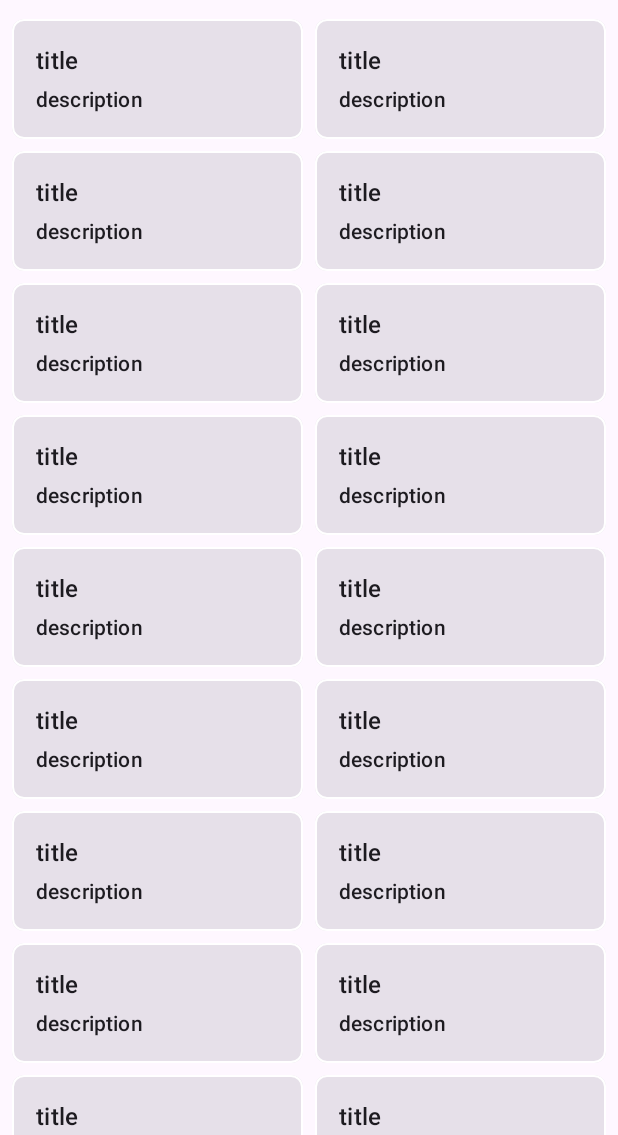
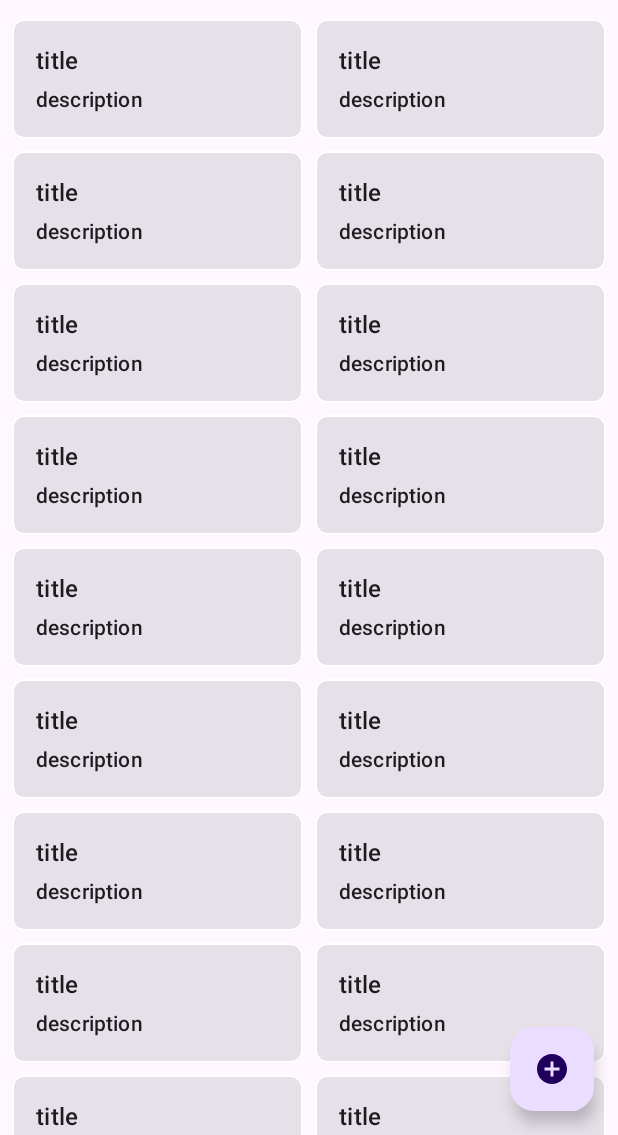
Before and after one commit to SuellenAc/SimpleNotesApp, an Android app built with Jetpack Compose: the screen it shows after launch (MainActivity), on a phone screen of 412 x 824 dp, the part 101-1236 px from its top. Run offline under Robolectric (Android 15) with nearby library versions, the phone set to English and light mode, and no system bars; our stand-ins replace Dagger/Hilt's generated code.

Commit message:
Added floating action button to noteListScreen

```diff
--- a/app/src/main/java/com/suellen/colangelo/notes/presentation/notelist/NoteListScreen.kt
+++ b/app/src/main/java/com/suellen/colangelo/notes/presentation/notelist/NoteListScreen.kt
@@ -19,15 +19,18 @@ import androidx.compose.foundation.lazy.staggeredgrid.StaggeredGridCells
 import androidx.compose.foundation.shape.CircleShape
 import androidx.compose.foundation.shape.RoundedCornerShape
 import androidx.compose.material.icons.Icons
+import androidx.compose.material.icons.outlined.AddCircle
 import androidx.compose.material.icons.outlined.List
 import androidx.compose.material3.Button
 import androidx.compose.material3.Card
+import androidx.compose.material3.FloatingActionButton
 import androidx.compose.material3.Icon
 import androidx.compose.material3.MaterialTheme
 import androidx.compose.material3.OutlinedTextField
 import androidx.compose.material3.Scaffold
 import androidx.compose.material3.Text
 import androidx.compose.runtime.Composable
+import androidx.compose.runtime.MutableState
 import androidx.compose.runtime.collectAsState
 import androidx.compose.runtime.mutableStateOf
 import androidx.compose.runtime.remember
@@ -54,6 +57,7 @@ fun NoteListScreen(
     NoteListContent(
         viewModel.notes.collectAsState().value,
         viewModel.searchToken.collectAsState().value,
+        onFabClick = {},
         onNoteClick = {
             navController.navigateToNoteDetails()
         },
@@ -66,6 +70,7 @@ fun NoteListScreen(
 private fun NoteListContent(
     notes: List<NoteUiModel>,
     searchToken: String?,
+    onFabClick: () -> Unit,
     onNoteClick: (NoteUiModel) -> Unit,
     onSearchTokenChanged: (String) -> Unit,
 ) {
@@ -74,6 +79,37 @@ private fun NoteListContent(
     }
     Scaffold(
         topBar = {
+            Toolbar(text)
+        },
+        floatingActionButton = {
+            FloatingActionButton(onClick = { onFabClick() }){
+                Icon(
+                    Icons.Outlined.AddCircle,
+                    contentDescription = stringResource(
+                        id = R.string.note_screen_add_button_content_description
+                    )
+                )
+            }
+        },
+        modifier = Modifier.fillMaxSize()
+    ) { paddingValues ->
+        LazyVerticalStaggeredGrid(
+            columns = StaggeredGridCells.Adaptive(172.dp),
+            verticalItemSpacing = 8.dp,
+            horizontalArrangement = Arrangement.spacedBy(8.dp),
+            contentPadding = PaddingValues(horizontal = 8.dp),
+            modifier = Modifier.padding(paddingValues),
+            content = {
+                items(notes) { note ->
+                    NoteItem(onNoteClick, note)
+                }
+            }
+        )
+    }
+}
+
+@Composable
+private fun Toolbar(text: MutableState<String>) {
     Row(
         modifier = Modifier
             .padding(horizontal = 16.dp)
@@ -104,24 +140,13 @@ private fun NoteListContent(
             contentPadding = PaddingValues(0.dp),
             shape = CircleShape
         ) {
-                    Icon(Icons.Outlined.List, contentDescription = "")
+            Icon(
+                Icons.Outlined.List,
+                contentDescription = stringResource(
+                    id = R.string.note_screen_list_format_content_description
+                )
+            )
         }
-            }
-        },
-        modifier = Modifier.fillMaxSize()
-    ) { paddingValues ->
-        LazyVerticalStaggeredGrid(
-            columns = StaggeredGridCells.Adaptive(172.dp),
-            verticalItemSpacing = 8.dp,
-            horizontalArrangement = Arrangement.spacedBy(8.dp),
-            contentPadding = PaddingValues(horizontal = 8.dp),
-            modifier = Modifier.padding(paddingValues),
-            content = {
-                items(notes) { note ->
-                    NoteItem(onNoteClick, note)
-                }
-            }
-        )
     }
 }
 
@@ -155,7 +180,6 @@ private fun NoteItem(
     }
 }
 
-
 @Composable
 @Preview
 fun NoteListScreenPreview() {
@@ -163,6 +187,7 @@ fun NoteListScreenPreview() {
         NoteListContent(
             notes = listOf(),
             searchToken = "",
+            onFabClick = {},
             onNoteClick = {},
             onSearchTokenChanged = {}
         )
--- a/app/src/main/res/values/strings.xml
+++ b/app/src/main/res/values/strings.xml
@@ -1,7 +1,11 @@
 <resources>
     <string name="app_name">notes</string>
-    <string name="notes_screen_title">Notes</string>
+    <!--  Note detail  -->
     <string name="note_detail_screen_title">Note Detail</string>
     <string name="note_detail_screen_save_button">Save</string>
+    <!--  Note list  -->
+    <string name="notes_screen_title">Notes</string>
     <string name="note_screen_search_placeholder">Search notes</string>
+    <string name="note_screen_add_button_content_description">Add note</string>
+    <string name="note_screen_list_format_content_description">View as list</string>
 </resources>
```
Lines whose indentation alone changed are shown as unchanged.
